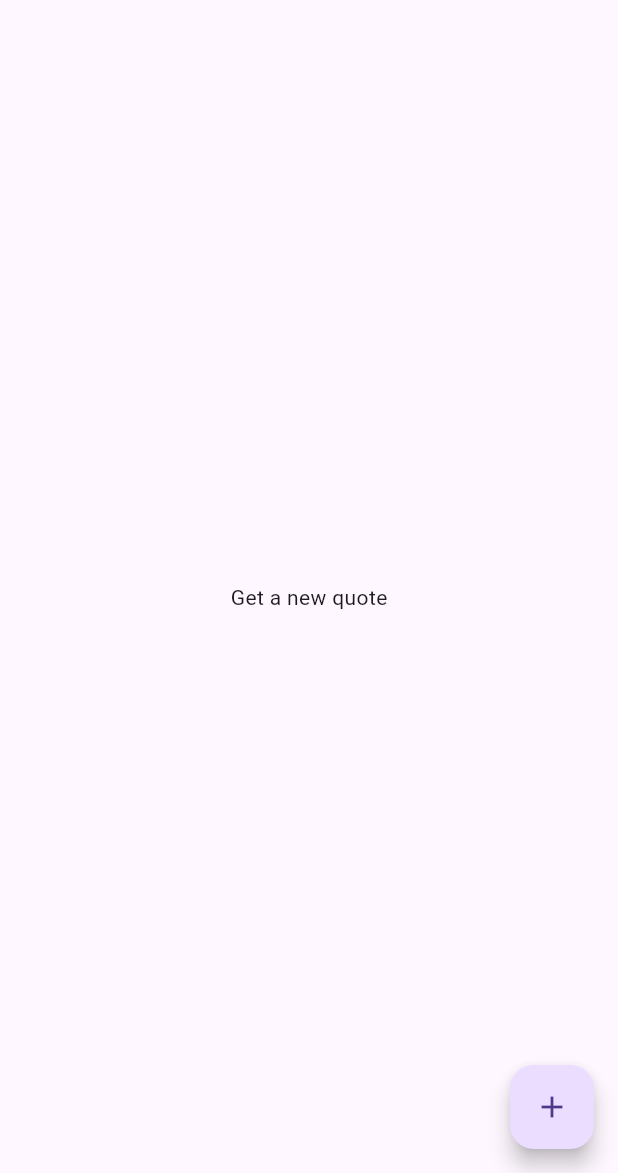
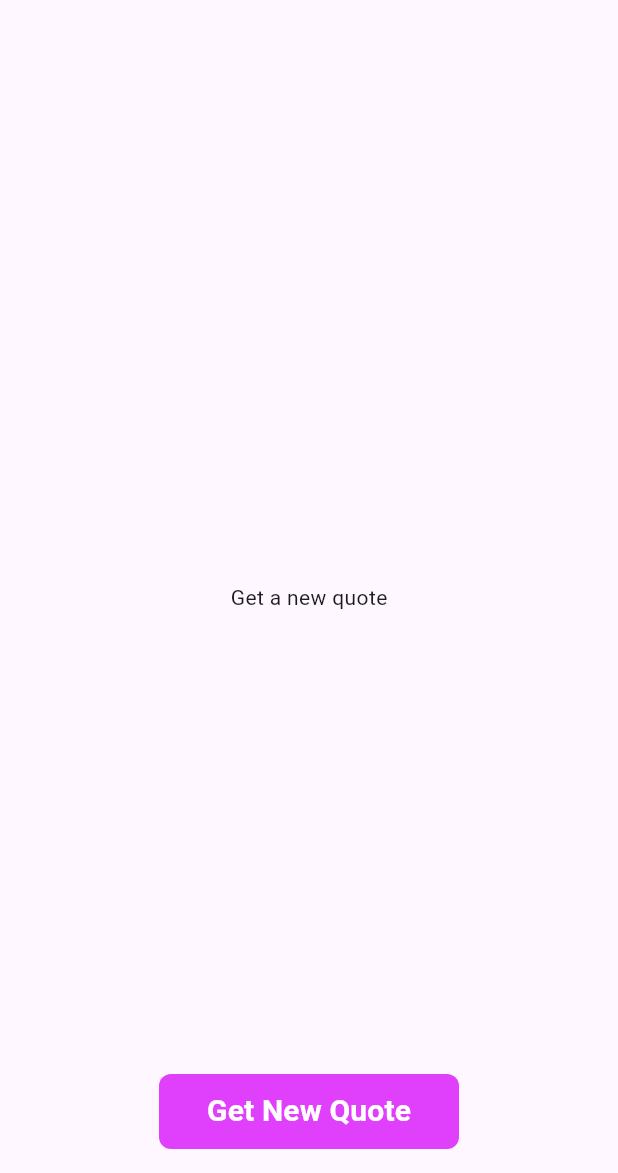
Before and after one commit to GiBsyGG/taller_flutter_DM, a Flutter app: the screen it shows after launch, on a phone screen of 412 x 824 dp, the part 63-1236 px from its top. Run offline on Flutter 3.47's test engine with Material 3 defaults, Android fonts, the phone set to English and light mode, and no system bars; our stand-ins replace bloc, flutter_bloc.

Commit message:
[Feature] Model & Stiles

```diff
--- a/lib/bloc/quote_bloc.dart
+++ b/lib/bloc/quote_bloc.dart
@@ -1,8 +1,9 @@
 import 'dart:async';
-import 'package:flutter_bloc/flutter_bloc.dart';
+import 'package:bloc/bloc.dart';
 import 'package:http/http.dart' as http;
 import 'dart:convert';
 
+import '../models/quote_model.dart'; // Importa el modelo
 import 'quote_event.dart';
 import 'quote_state.dart';
 
@@ -18,8 +19,8 @@ class QuoteBloc extends Bloc<QuoteEvent, QuoteState> {
       final response = await http.get(Uri.parse('https://zenquotes.io/api/random'));
       if (response.statusCode == 200) {
         final data = json.decode(response.body);
-        final quote = data[0]['q'];
-        emit(QuoteLoaded(quote));
+        final quoteModel = QuoteModel.fromJson(data[0]); // Usa el modelo
+        emit(QuoteLoaded(quoteModel));
       } else {
         emit(QuoteError('Failed to fetch quote'));
       }
--- a/lib/bloc/quote_state.dart
+++ b/lib/bloc/quote_state.dart
@@ -1,3 +1,5 @@
+import '../models/quote_model.dart'; // Importa el modelo
+
 abstract class QuoteState {}
 
 class QuoteInitial extends QuoteState {
@@ -7,7 +9,7 @@ class QuoteInitial extends QuoteState {
 class QuoteLoading extends QuoteState {}
 
 class QuoteLoaded extends QuoteState {
-  final String quote;
+  final QuoteModel quote;
 
   QuoteLoaded(this.quote);
 }
--- a/lib/main.dart
+++ b/lib/main.dart
@@ -3,6 +3,7 @@ import 'package:flutter_bloc/flutter_bloc.dart';
 import 'bloc/quote_bloc.dart';
 import 'bloc/quote_event.dart';
 import 'bloc/quote_state.dart';
+import 'models/quote_model.dart';
 
 void main() {
   runApp(MyApp());
@@ -46,10 +47,21 @@ class QuoteScreen extends StatelessWidget {
             } else if (state is QuoteLoaded) {
               return Padding(
                 padding: const EdgeInsets.all(16.0),
-                child: Text(
-                  state.quote,
-                  style: TextStyle(fontSize: 18, fontStyle: FontStyle.italic),
-                  textAlign: TextAlign.center,
+                child: Column(
+                  mainAxisAlignment: MainAxisAlignment.center,
+                  children: [
+                    Text(
+                      state.quote.quote,
+                      style: TextStyle(fontSize: 28, fontStyle: FontStyle.italic),
+                      textAlign: TextAlign.center,
+                    ),
+                    SizedBox(height: 16),
+                    Text(
+                      '- ${state.quote.author}',
+                      style: TextStyle(fontSize: 20, fontWeight: FontWeight.bold),
+                      textAlign: TextAlign.center,
+                    ),
+                  ],
                 ),
               );
             } else if (state is QuoteError) {
@@ -59,11 +71,34 @@ class QuoteScreen extends StatelessWidget {
           },
         ),
       ),
-      floatingActionButton: FloatingActionButton(
-        onPressed: () {
-          context.read<QuoteBloc>().add(FetchQuoteEvent());
-        },
-        child: Icon(Icons.add),
+      floatingActionButtonLocation: FloatingActionButtonLocation.centerFloat, // Centra el botón
+      floatingActionButton: Container(
+        width: 200, // Ancho del botón
+        height: 50, // Alto del botón
+        decoration: BoxDecoration(
+          borderRadius: BorderRadius.circular(25), // Esquinas redondeadas
+          color: Colors.purple[200], // Color morado claro
+        ),
+        child: ElevatedButton(
+          style: ElevatedButton.styleFrom(
+            backgroundColor: Colors.purpleAccent,
+            shadowColor: Colors.transparent, // Sin sombra
+            shape: RoundedRectangleBorder(
+              borderRadius: BorderRadius.circular(8), // Esquinas redondeadas
+            ),
+          ),
+          onPressed: () {
+            context.read<QuoteBloc>().add(FetchQuoteEvent());
+          },
+          child: Text(
+            'Get New Quote',
+            style: TextStyle(
+              fontSize: 20,
+              color: Colors.white, // Texto en blanco
+              fontWeight: FontWeight.bold,
+            ),
+          ),
+        ),
       ),
     );
   }
--- a/lib/models/quote_model.dart
+++ b/lib/models/quote_model.dart
@@ -0,0 +1,16 @@
+class QuoteModel {
+  final String quote;
+  final String author;
+
+  QuoteModel({
+    required this.quote,
+    required this.author,
+  });
+
+  factory QuoteModel.fromJson(Map<String, dynamic> json) {
+    return QuoteModel(
+      quote: json['q'],
+      author: json['a'],
+    );
+  }
+}
```
